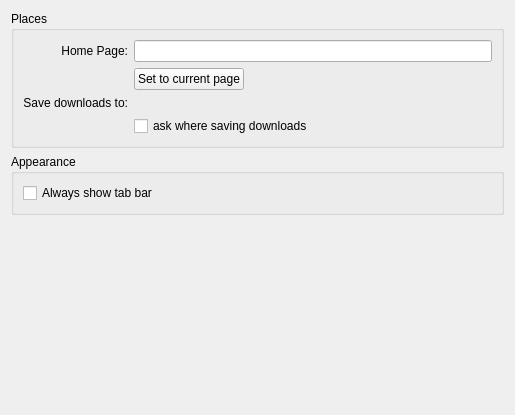
Old version of the form src/settings_general.ui in the repository KDE/rekonq.
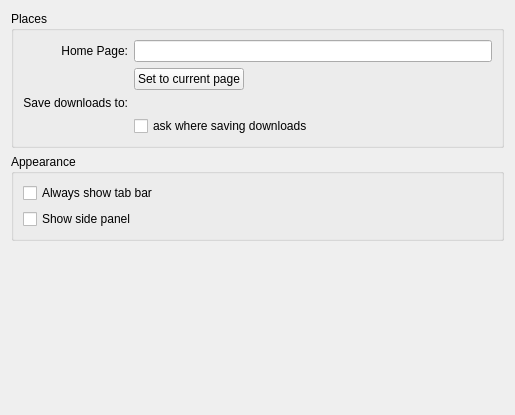
New version of the form. Custom widgets are drawn as their Qt base class.

Commit message: Side Panel

Patch:
```diff
--- a/src/settings_general.ui
+++ b/src/settings_general.ui
@@ -100,6 +100,13 @@
         </property>
        </widget>
       </item>
+      <item>
+       <widget class="QCheckBox" name="kcfg_showSideBar">
+        <property name="text">
+         <string>Show side panel</string>
+        </property>
+       </widget>
+      </item>
      </layout>
     </widget>
    </item>
```
The commit also changes 12 other files.
